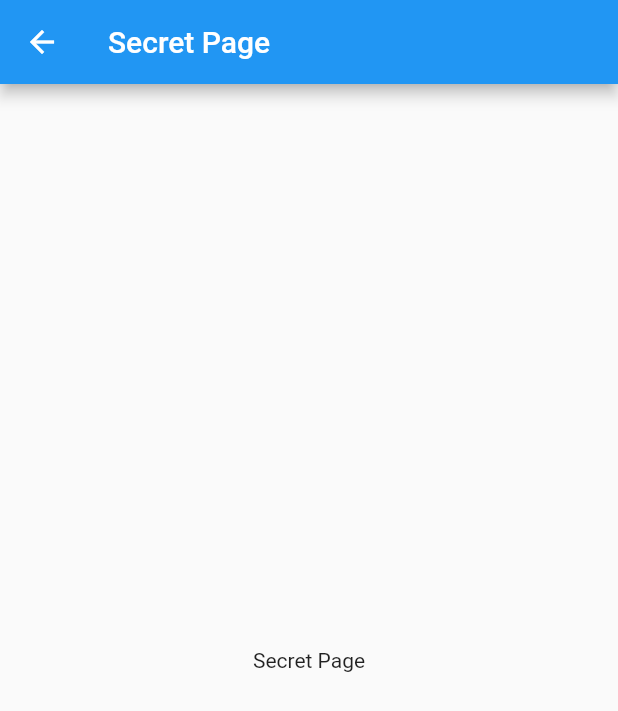
After one commit to greendrop/flutter_secret_page_sample, a Flutter app: the SecretPage screen opened by its route, on a phone screen of 412 x 824 dp. The commit adds this screen. Shown: the top 711 px of the screen. Run offline on Flutter 3.47's test engine with Material 2 defaults, Android fonts, the phone set to English and light mode, and no system bars; our stand-ins replace auto_route, flutter_hooks.

Commit message:
SecretPageを追加

```diff
--- a/lib/config/routes/app_router.dart
+++ b/lib/config/routes/app_router.dart
@@ -1,6 +1,7 @@
 import 'package:auto_route/auto_route.dart';
 import 'package:flutter/material.dart';
 import 'package:flutter_secret_page_sample/features/main/widgets/main_page.dart';
+import 'package:flutter_secret_page_sample/features/secret/widgets/secret_page.dart';
 
 part 'app_router.gr.dart';
 
@@ -10,7 +11,10 @@ part 'app_router.gr.dart';
     AutoRoute(
       path: '/',
       page: MainPage,
-      initial: true,
+    ),
+    AutoRoute(
+      path: '/secret',
+      page: SecretPage,
     ),
   ],
 )
--- /dev/null
+++ b/lib/features/secret/widgets/secret_page.dart
@@ -0,0 +1,13 @@
+import 'package:flutter/material.dart';
+
+class SecretPage extends StatelessWidget {
+  const SecretPage({super.key});
+
+  @override
+  Widget build(BuildContext context) {
+    final appBar = AppBar(title: const Text('Secret Page'));
+    const body = Center(child: Text('Secret Page'));
+
+    return Scaffold(appBar: appBar, body: body);
+  }
+}
```
Also changed, not shown: lib/config/routes/app_router.gr.dart.
